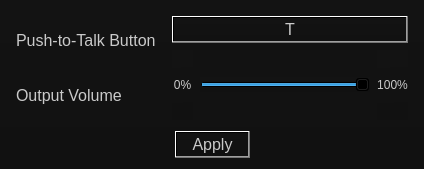
Old version of the form View/SettingsWindow/settingswindow.ui in the repository Flone-dnb/Silent.
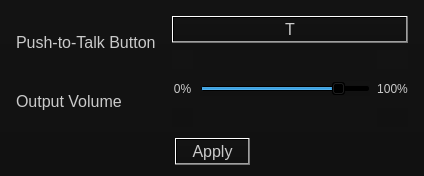
New version of the form.

What changed in the file:
```diff
--- a/View/SettingsWindow/settingswindow.ui
+++ b/View/SettingsWindow/settingswindow.ui
@@ -7,7 +7,7 @@
     <x>0</x>
     <y>0</y>
     <width>424</width>
-    <height>169</height>
+    <height>176</height>
    </rect>
   </property>
   <property name="windowTitle">
@@ -18,7 +18,7 @@
 color: rgb(202, 202, 202);</string>
   </property>
   <widget class="QWidget" name="centralwidget">
-   <layout class="QVBoxLayout" name="verticalLayout_2">
+   <layout class="QVBoxLayout" name="verticalLayout_2" stretch="70,20">
     <property name="leftMargin">
      <number>11</number>
     </property>
@@ -144,7 +144,7 @@
              <number>5</number>
             </property>
             <property name="value">
-             <number>65535</number>
+             <number>55535</number>
             </property>
             <property name="orientation">
              <enum>Qt::Horizontal</enum>
```
